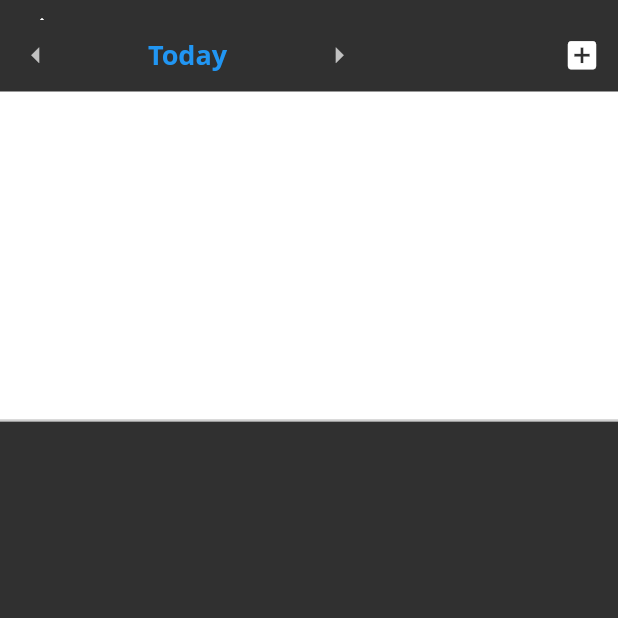
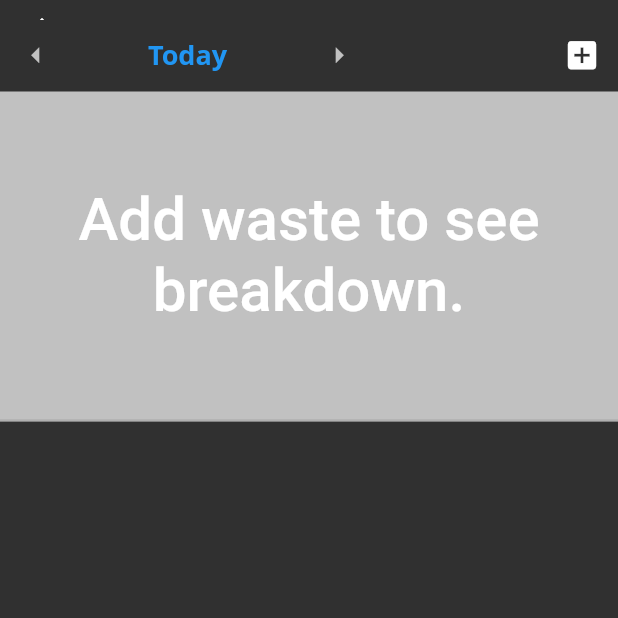
Before and after one commit to BJGh/wastemap, a Flutter app: the screen it shows after launch, after a tap on "Day View Screen", on a phone screen of 412 x 824 dp, the top half of it. Run offline on Flutter 3.47's test engine with Material 2 defaults, Android fonts, the phone set to English and light mode, and no system bars; our stand-ins replace charts_flutter, cloud_firestore, firebase_core, firebase_database, fl_chart, flutter_map and 4 more; missing offline and left inert: openfoodfacts; accounts and stored records are empty; Roboto replaces fonts that are missing (Nunito, Open Sans).

Commit message:
Map debug & UI stuff

```diff
--- a/lib/main.dart
+++ b/lib/main.dart
@@ -38,6 +38,7 @@ class _CalorieTrackerAppState extends State<CalorieTrackerApp> {
   }
 
   void checkFirstSeen() {
+    Homepage();
     final bool _firstLaunch = true;
     if (_firstLaunch) {
       homeWidget = Homepage();
@@ -128,11 +129,11 @@ class _Homepage extends State<Homepage> with SingleTickerProviderStateMixin {
   @override
   Widget build(BuildContext context) {
     final ButtonStyle buttonStyle =
-        ElevatedButton.styleFrom(textStyle: const TextStyle(fontSize: 20));
+        IconButton.styleFrom(foregroundColor: Colors.green);
     return Scaffold(
         appBar: AppBar(
           title: Text(
-            "Flutter Calorie Tracker App",
+            "Flutter WasteMap ",
             style: TextStyle(
                 color: Colors.white, fontSize: 20, fontWeight: FontWeight.bold),
           ),
@@ -141,29 +142,64 @@ class _Homepage extends State<Homepage> with SingleTickerProviderStateMixin {
           children: <Widget>[
             new ListTile(
                 leading: const Icon(Icons.food_bank),
-                title: new Text("Welcome To Calorie Tracker App!",
+                title: new Text("Welcome To WasteMap!",
                     textAlign: TextAlign.center,
                     style: const TextStyle(fontWeight: FontWeight.bold))),
             new ElevatedButton(
+                style: ElevatedButton.styleFrom(
+                    backgroundColor: Colors.green,
+                    foregroundColor: Colors.white,
+                    shadowColor: Colors.greenAccent,
+                    minimumSize: Size(100, 40)),
                 onPressed: () {
                   onClickDayViewScreenButton(context);
                 },
-                child: Text("Day View Screen")),
+                child: Row(children: [
+                  Text("Day View Screen"),
+                  Icon(Icons.sunny, size: 24.0)
+                ], mainAxisSize: MainAxisSize.min)),
+            new SizedBox(height: 30),
             new ElevatedButton(
+                style: ElevatedButton.styleFrom(
+                    backgroundColor: Colors.green,
+                    foregroundColor: Colors.white,
+                    shadowColor: Colors.greenAccent,
+                    minimumSize: Size(100, 40)),
                 onPressed: () {
                   onClickHistoryScreenButton(context);
                 },
-                child: Text("History Screen")),
+                child: Row(children: [
+                  Text("History Screen"),
+                  Icon(Icons.auto_graph, size: 24.0)
+                ], mainAxisSize: MainAxisSize.min)),
+            new SizedBox(height: 30),
             new ElevatedButton(
+                style: ElevatedButton.styleFrom(
+                    backgroundColor: Colors.green,
+                    foregroundColor: Colors.white,
+                    shadowColor: Colors.greenAccent,
+                    minimumSize: Size(100, 40)),
                 onPressed: () {
                   onClickSettingsScreenButton(context);
                 },
-                child: Text("Settings Screen")),
+                child: Row(children: [
+                  Text("Settings Screen"),
+                  Icon(Icons.settings, size: 24.0),
+                ], mainAxisSize: MainAxisSize.min)),
+            new SizedBox(height: 30),
             new ElevatedButton(
+                style: ElevatedButton.styleFrom(
+                    backgroundColor: Colors.green,
+                    foregroundColor: Colors.white,
+                    shadowColor: Colors.greenAccent,
+                    minimumSize: Size(100, 40)),
                 onPressed: () {
                   onClickMapScreenButton(context);
                 },
-                child: Text("Map"))
+                child: Row(
+                  children: [Text("Map"), Icon(Icons.map, size: 24.0)],
+                  mainAxisSize: MainAxisSize.min,
+                ))
           ],
         ));
   }
--- a/lib/screens/day_view/day_view.dart
+++ b/lib/screens/day_view/day_view.dart
@@ -21,7 +21,7 @@ class DayViewScreen extends StatefulWidget {
 }
 
 class _DayViewState extends State<DayViewScreen> {
-  String title = 'Add Food';
+  String title = 'Add waste';
   double servingSize = 0;
   String dropdownValue = 'grams';
   DateTime _value = DateTime.now();
@@ -64,7 +64,7 @@ class _DayViewState extends State<DayViewScreen> {
       padding: EdgeInsets.fromLTRB(0.0, 0.0, 0.0, 0.0),
       child: new Container(
         decoration: BoxDecoration(
-            color: Colors.white,
+            color: Colors.white70,
             border: Border(
                 bottom: BorderSide(
               color: Colors.grey.withOpacity(0.5),
@@ -169,6 +169,7 @@ class _DayViewState extends State<DayViewScreen> {
 
   Widget _showAmountHad() {
     return new Scaffold(
+      resizeToAvoidBottomInset: false,
       body: Column(children: <Widget>[
         _showAddFoodForm(),
         _showUserAmount(),
@@ -182,10 +183,11 @@ class _DayViewState extends State<DayViewScreen> {
       child: Column(children: [
         TextFormField(
           decoration: const InputDecoration(
-              labelText: "Name *", hintText: "Please enter food name"),
+              labelText: "Name *",
+              hintText: "Please enter name or type of waste"),
           validator: (value) {
             if (value == null || value.isEmpty) {
-              return "Please enter the food name";
+              return "Please enter name or type of waste";
             }
             return null;
           },
@@ -196,11 +198,11 @@ class _DayViewState extends State<DayViewScreen> {
         ),
         TextFormField(
           decoration: const InputDecoration(
-              labelText: "Calories *",
-              hintText: "Please enter a calorie amount"),
+              labelText: "Quantity *",
+              hintText: "Please enter a quantity of the waste"),
           validator: (value) {
             if (value == null || value.isEmpty) {
-              return "Please enter a calorie amount";
+              return "Please entera quantity of the waste";
             }
             return null;
           },
@@ -217,10 +219,11 @@ class _DayViewState extends State<DayViewScreen> {
         ),
         TextFormField(
           decoration: const InputDecoration(
-              labelText: "Carbs *", hintText: "Please enter a carbs amount"),
+              labelText: "Weight *",
+              hintText: "Please enter a weight of waste"),
           validator: (value) {
             if (value == null || value.isEmpty) {
-              return "Please enter a carbs amount";
+              return "Please enter a weight of waste";
             }
             return null;
           },
@@ -235,11 +238,10 @@ class _DayViewState extends State<DayViewScreen> {
         ),
         TextFormField(
           decoration: const InputDecoration(
-              labelText: "Protein *",
-              hintText: "Please enter a protein amount"),
+              labelText: "Volume *", hintText: "Please enter a volume amount"),
           validator: (value) {
             if (value == null || value.isEmpty) {
-              return "Please enter a calorie amount";
+              return "Please enter a volume amount";
             }
             return null;
           },
@@ -253,10 +255,11 @@ class _DayViewState extends State<DayViewScreen> {
         ),
         TextFormField(
           decoration: const InputDecoration(
-              labelText: "Fat *", hintText: "Please enter a fat amount"),
+              labelText: "Time of decomposition *",
+              hintText: "Please enter an estimated time of decomposition"),
           validator: (value) {
             if (value == null || value.isEmpty) {
-              return "Please enter a fat amount";
+              return "Please enter an estimated time of decomposition";
             }
             return null;
           },
@@ -311,7 +314,7 @@ class _DayViewState extends State<DayViewScreen> {
             onPressed: () {
               setState(() {
                 _value = _value.subtract(Duration(days: 1));
-                _rightArrowColor = Colors.white;
+                _rightArrowColor = Colors.blueGrey;
               });
             },
           ),
@@ -411,6 +414,7 @@ class _DayViewState extends State<DayViewScreen> {
   @override
   Widget build(BuildContext context) {
     return Scaffold(
+        resizeToAvoidBottomInset: false,
         appBar: AppBar(
             elevation: 0,
             bottom: PreferredSize(
@@ -485,12 +489,8 @@ class FoodTrackTile extends StatelessWidget {
   @override
   Widget build(BuildContext context) {
     return ExpansionTile(
-      leading: CircleAvatar(
-        radius: 25.0,
-        backgroundColor: Color(0xff5FA55A),
-        child: _itemCalories(),
-      ),
-      title: Text(foodTrackEntry.food_name,
+      leading: CircleAvatar(radius: 25.0, backgroundColor: Color(0xff5FA55A)),
+      title: Text("",
           style: TextStyle(
             fontSize: 16.0,
             fontFamily: 'Open Sans',
@@ -508,14 +508,14 @@ class FoodTrackTile extends StatelessWidget {
       crossAxisAlignment: CrossAxisAlignment.center,
       mainAxisAlignment: MainAxisAlignment.center,
       children: <Widget>[
-        Text(foodTrackEntry.calories.toStringAsFixed(0),
+        Text("",
             style: TextStyle(
               fontSize: 16.0,
               color: Colors.white,
               fontFamily: 'Open Sans',
               fontWeight: FontWeight.w500,
             )),
-        Text('kcal',
+        Text("",
             style: TextStyle(
               fontSize: 10.0,
               color: Colors.white,
@@ -544,7 +544,7 @@ class FoodTrackTile extends StatelessWidget {
                       shape: BoxShape.circle,
                     ),
                   ),
-                  Text(' ' + foodTrackEntry.carbs.toStringAsFixed(1) + 'g    ',
+                  Text(' ',
                       style: TextStyle(
                         fontSize: 12.0,
                         color: Colors.white,
@@ -560,7 +560,9 @@ class FoodTrackTile extends StatelessWidget {
                     ),
                   ),
                   Text(
-                      ' ' + foodTrackEntry.protein.toStringAsFixed(1) + 'g    ',
+                      ' ' +
+                          foodTrackEntry.calories.toStringAsFixed(1) +
+                          'pc.    ',
                       style: TextStyle(
                         fontSize: 12.0,
                         color: Colors.white,
@@ -575,7 +577,7 @@ class FoodTrackTile extends StatelessWidget {
                       shape: BoxShape.circle,
                     ),
                   ),
-                  Text(' ' + foodTrackEntry.fat.toStringAsFixed(1) + 'g',
+                  Text(' ' + foodTrackEntry.fat.toStringAsFixed(1) + 'l',
                       style: TextStyle(
                         fontSize: 12.0,
                         color: Colors.white,
@@ -584,7 +586,7 @@ class FoodTrackTile extends StatelessWidget {
                       )),
                 ],
               ),
-              Text(foodTrackEntry.grams.toString() + 'g',
+              Text(foodTrackEntry.grams.toString() + 'days',
                   style: TextStyle(
                     fontSize: 12.0,
                     color: Colors.white,
@@ -702,7 +704,7 @@ class FoodTrackTile extends StatelessWidget {
               valueColor: AlwaysStoppedAnimation<Color>(Color(0xffFA8925)),
             ),
           ),
-          Text('      ' + ((proteinValue) * 100).toStringAsFixed(0) + '%'),
+          Text('    Weight  ' + 'g'),
         ],
       ),
     );
@@ -726,7 +728,7 @@ class FoodTrackTile extends StatelessWidget {
               valueColor: AlwaysStoppedAnimation<Color>(Color(0xff01B4BC)),
             ),
           ),
-          Text('      ' + ((fatValue) * 100).toStringAsFixed(0) + '%'),
+          Text(' Volume' + 'l'),
         ],
       ),
     );
--- a/lib/screens/map/map.dart
+++ b/lib/screens/map/map.dart
@@ -100,7 +100,7 @@ class _MapScreenState extends State<MapScreen> {
   Widget build(BuildContext context) {
     return Scaffold(
       appBar: AppBar(
-        title: Text('openstreetmap Flutter'),
+        title: Text('WasteMap'),
       ),
       body: Container(
         child: FlutterMap(
--- a/lib/utils/charts/datetime_series_chart.dart
+++ b/lib/utils/charts/datetime_series_chart.dart
@@ -88,7 +88,7 @@ class _DateTimeChart extends State<DateTimeChart> {
             child: new Column(
           mainAxisAlignment: MainAxisAlignment.center,
           children: <Widget>[
-            Text("Caloric Intake By Date Chart"),
+            Text("Waste production by Date Chart"),
             new Padding(
                 padding: new EdgeInsets.all(32.0),
                 child: new SizedBox(
```
Also changed, not shown: lib/screens/day_view/calory-stats.dart (+9 -9 lines).
